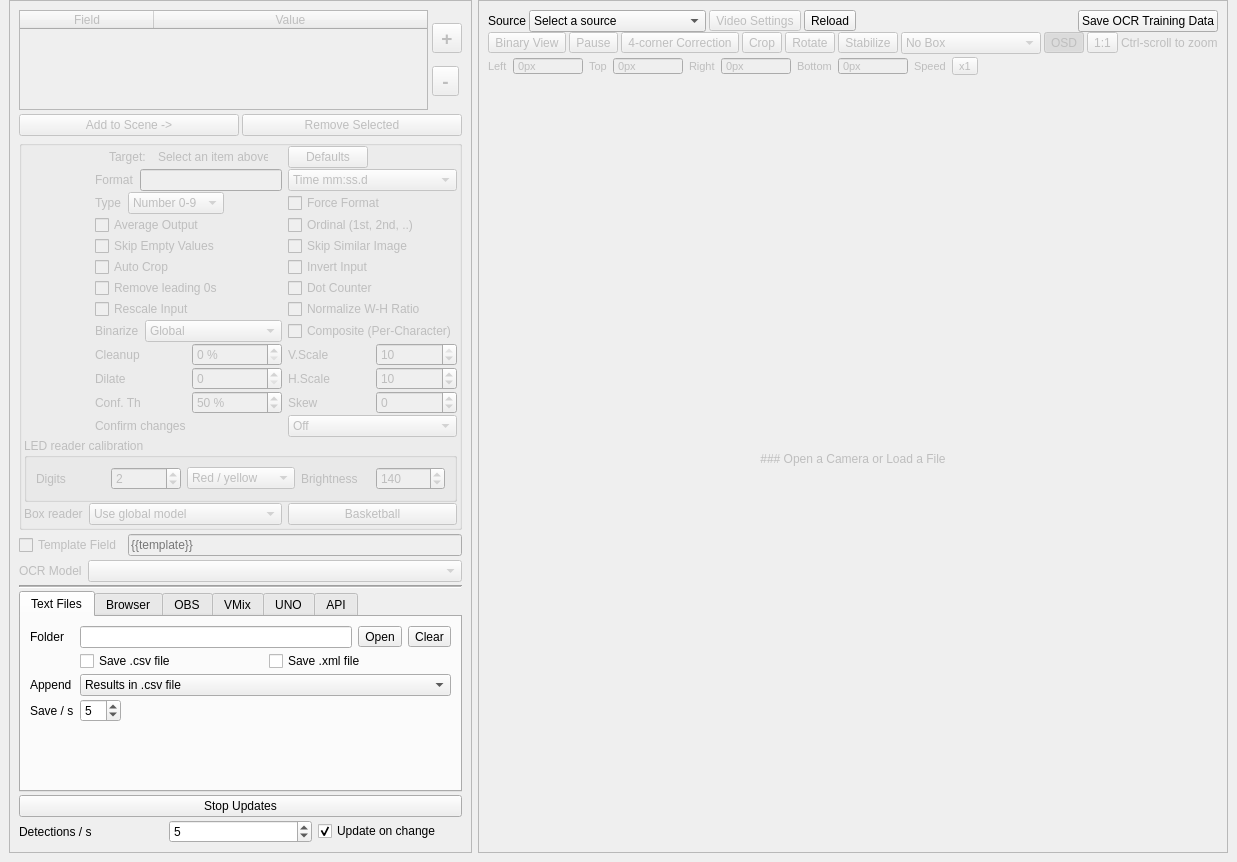
xerus/scoresight, file src/mainwindow.ui: the form before one commit.
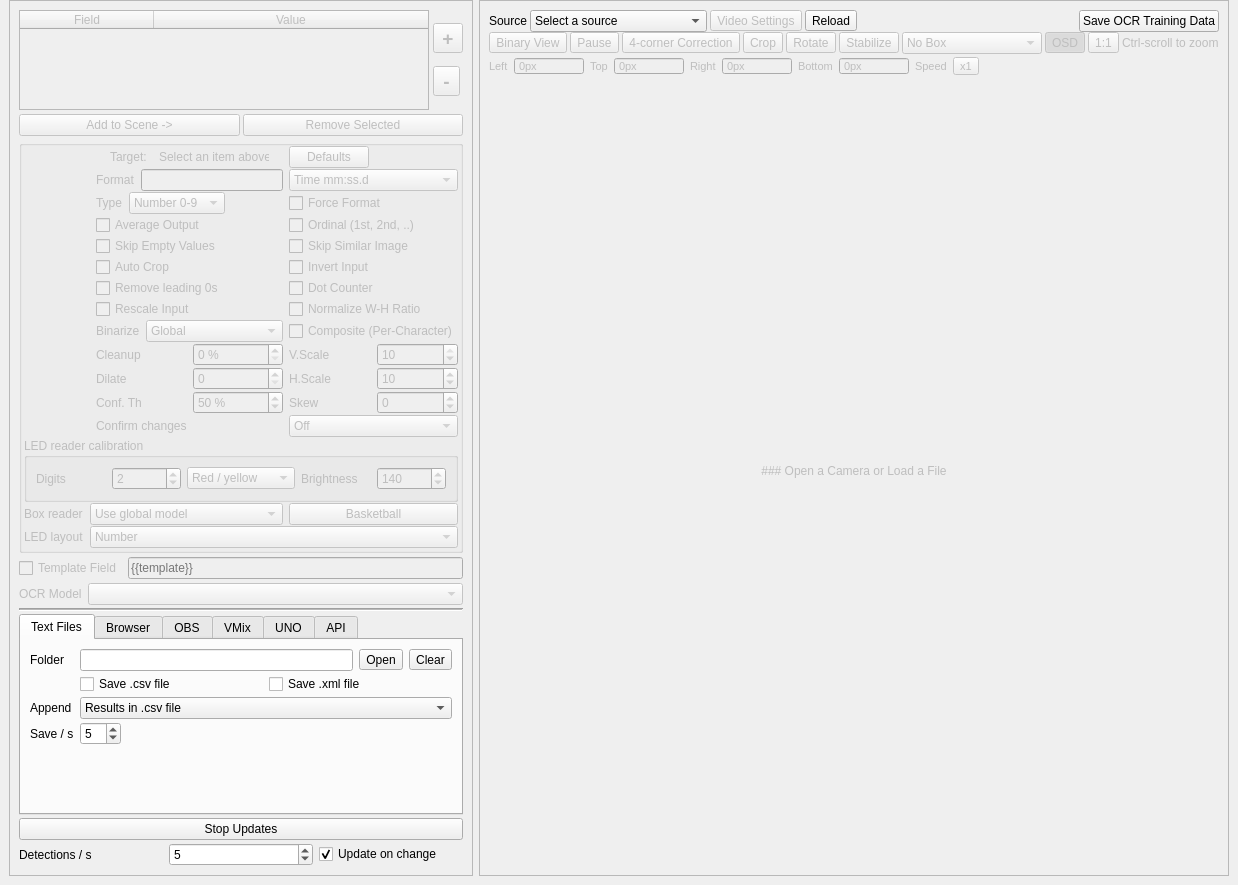
The form after the commit.

The edit to the form file:
```diff
--- a/src/mainwindow.ui
+++ b/src/mainwindow.ui
@@ -291,6 +291,21 @@
                <item><property name="text"><string>Count-up clock</string></property></item>
               </widget>
              </item>
+             <item row="16" column="0">
+              <widget class="QLabel" name="label_segmentLayout">
+               <property name="text"><string>LED layout</string></property>
+              </widget>
+             </item>
+             <item row="16" column="1" colspan="3">
+              <widget class="QComboBox" name="comboBox_segmentLayout">
+               <property name="toolTip"><string>OpenCV LED layout. For clocks select Time and enable Composite (Per-Character), then draw one cell for every digit and separator, from left to right. Separator cells must span the digit height. A colon or decimal point must be visible.</string></property>
+               <item><property name="text"><string>Number</string></property></item>
+               <item><property name="text"><string>MM:SS (5 cells)</string></property></item>
+               <item><property name="text"><string>M:SS (4 cells)</string></property></item>
+               <item><property name="text"><string>SS.t (4 cells)</string></property></item>
+               <item><property name="text"><string>S.t (3 cells)</string></property></item>
+              </widget>
+             </item>
              <item row="15" column="0">
               <widget class="QLabel" name="label_boxOcrModel">
                <property name="text"><string>Box reader</string></property>
```
Left out of the diff: 2 changed lines with no effect on the pictures.
